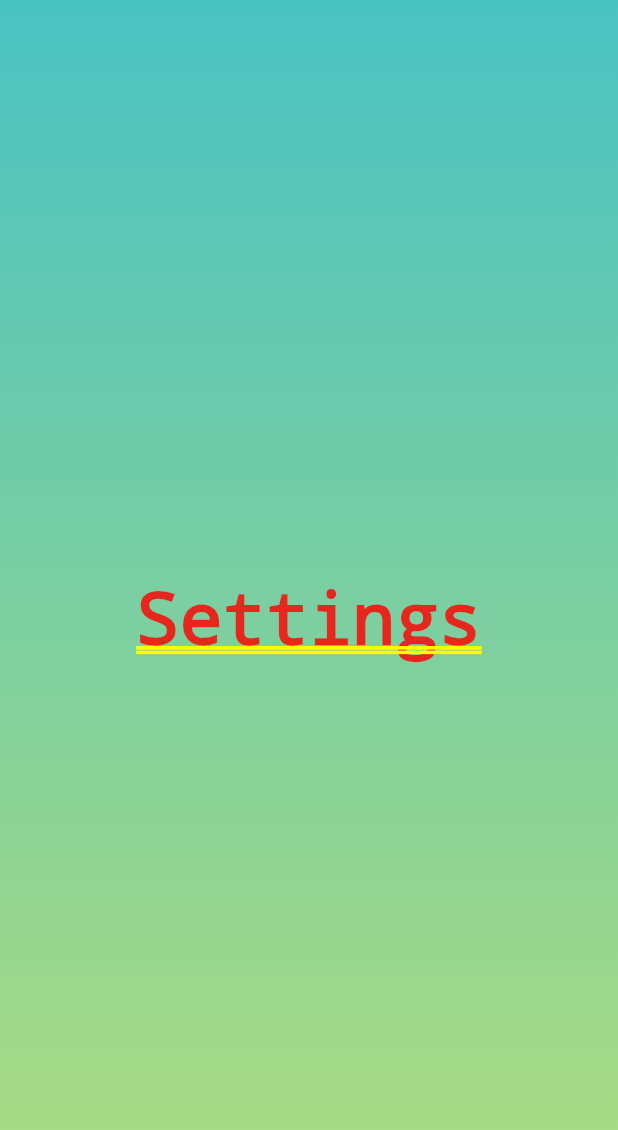
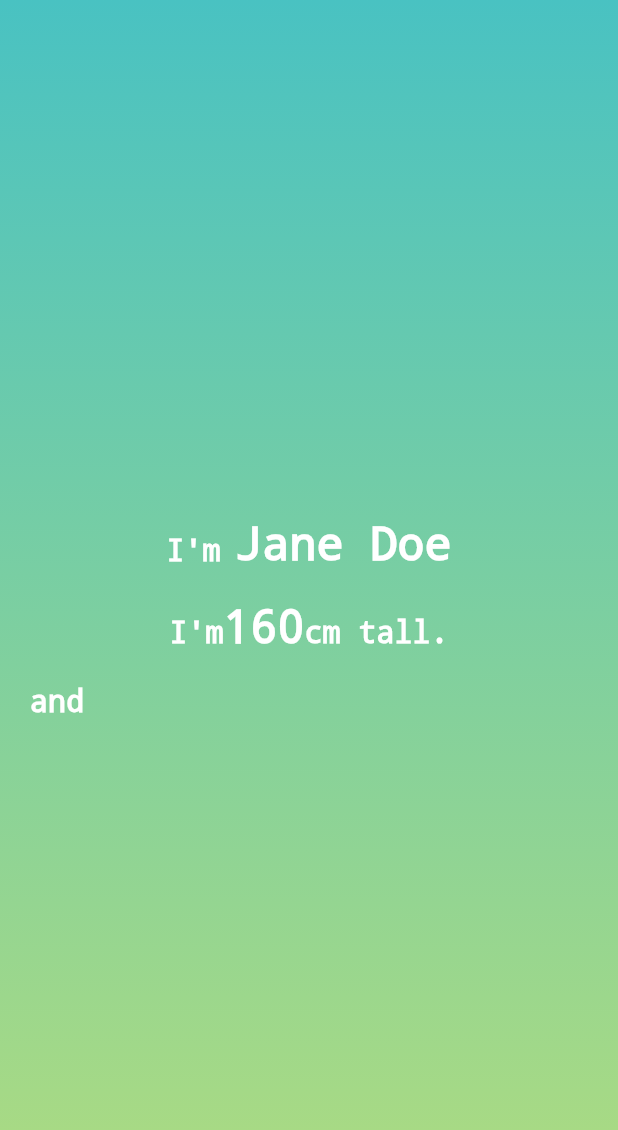
Before and after one commit to sou7322/weight-diary, a Flutter app: the screen it shows after launch, swiped to page 3, on a phone screen of 412 x 824 dp. Shown: the top 1130 px of the screen. Run offline on Flutter 3.47's test engine with Material 2 defaults, Android fonts, the phone set to English and light mode, and no system bars.

Commit message:
create mock setting screen

```diff
--- /dev/null
+++ b/src/lib/features/settings_screen.dart
@@ -0,0 +1,104 @@
+import 'package:flutter/material.dart';
+
+import 'package:src/constants/my_colors.dart';
+
+class SettingsScreen extends StatefulWidget {
+  const SettingsScreen({super.key});
+
+  @override
+  State<SettingsScreen> createState() => _SettingsScreenState();
+}
+
+class _SettingsScreenState extends State<SettingsScreen> {
+  @override
+  Widget build(BuildContext context) {
+    return Center(
+      child: Column(
+        mainAxisSize: MainAxisSize.min,
+        crossAxisAlignment: CrossAxisAlignment.start,
+        children: [
+          Row(
+            mainAxisAlignment: MainAxisAlignment.center,
+            crossAxisAlignment: CrossAxisAlignment.baseline,
+            textBaseline: TextBaseline.alphabetic,
+            children: [
+              Padding(
+                padding: const EdgeInsets.only(right: 10),
+                child: Text(
+                  "I'm",
+                  style: TextStyle(
+                      color: MyColors.white,
+                      fontSize: 20,
+                      decoration: TextDecoration.none),
+                ),
+              ),
+              Text('Jane Doe',
+                  style: TextStyle(
+                      color: MyColors.white,
+                      fontSize: 30,
+                      decoration: TextDecoration.none)),
+            ],
+          ),
+          const SizedBox(height: 20),
+          Row(
+            mainAxisAlignment: MainAxisAlignment.center,
+            crossAxisAlignment: CrossAxisAlignment.baseline,
+            textBaseline: TextBaseline.alphabetic,
+            children: [
+              Text("I'm",
+                  style: TextStyle(
+                      color: MyColors.white,
+                      fontSize: 20,
+                      decoration: TextDecoration.none)),
+              Text("160",
+                  style: TextStyle(
+                      color: MyColors.white,
+                      fontSize: 30,
+                      decoration: TextDecoration.none)),
+              Text("cm tall.",
+                  style: TextStyle(
+                      color: MyColors.white,
+                      fontSize: 20,
+                      decoration: TextDecoration.none)),
+            ],
+          ),
+          const SizedBox(height: 20),
+          Text(
+            'and',
+            style: TextStyle(
+                color: MyColors.white,
+                fontSize: 20,
+                decoration: TextDecoration.none),
+          ),
+          // Row(
+          //   mainAxisAlignment: MainAxisAlignment.center,
+          //   crossAxisAlignment: CrossAxisAlignment.baseline,
+          //   textBaseline: TextBaseline.alphabetic,
+          //   children: [
+          //     Column(
+          //       children: [
+          //         Text(
+          //           'My target',
+          //           style: TextStyle(fontSize: 20),
+          //         ),
+          //         Text(
+          //           'weight is',
+          //           style: TextStyle(fontSize: 20),
+          //         ),
+          //       ],
+          //     ),
+          //     Text(
+          //       '48',
+          //       style: TextStyle(fontSize: 30),
+          //     ),
+          //     Text(
+          //       'kg',
+          //       style: TextStyle(fontSize: 20),
+          //     ),
+          //   ],
+          // )
+        ],
+      ),
+    );
+  }
+}
--- a/src/lib/my_app.dart
+++ b/src/lib/my_app.dart
@@ -2,6 +2,7 @@ import 'package:flutter/material.dart';
 
 import 'package:src/features/monthly_average_screen.dart';
 import 'package:src/components/container_default.dart';
+import 'package:src/features/settings_screen.dart';
 
 class MyApp extends StatefulWidget {
   const MyApp({super.key});
@@ -22,7 +23,7 @@ class _MyAppState extends State<MyApp> {
         children: const <Widget>[
           Center(child: Text('Top')),
           Center(child: MonthlyAverageScreen()),
-          Center(child: Text('Settings')),
+          SettingsScreen(),
         ],
       ),
     );
```
